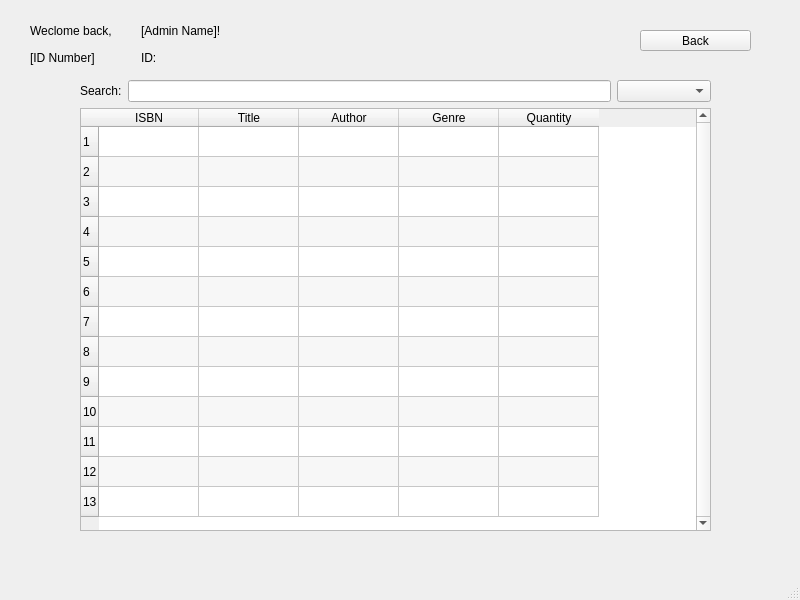
Old version of the form booksearch.ui in the repository apteryxxyz/cs106-a2-client.
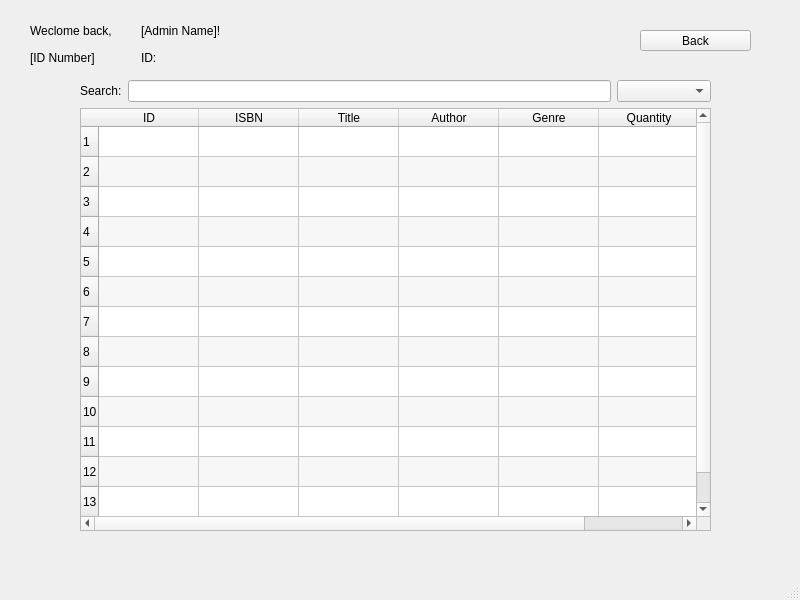
New version of the form.

The edit to the form file:
```diff
--- a/booksearch.ui
+++ b/booksearch.ui
@@ -82,7 +82,7 @@
      </item>
     </layout>
    </widget>
-   <widget class="QWidget" name="">
+   <widget class="QWidget" name="layoutWidget">
     <property name="geometry">
      <rect>
       <x>80</x>
@@ -168,6 +168,9 @@
        <property name="rowCount">
         <number>13</number>
        </property>
+       <property name="columnCount">
+        <number>6</number>
+       </property>
        <attribute name="horizontalHeaderCascadingSectionResizes">
         <bool>false</bool>
        </attribute>
@@ -184,6 +187,11 @@
        <row/>
        <row/>
        <row/>
+       <column>
+        <property name="text">
+         <string>ID</string>
+        </property>
+       </column>
        <column>
         <property name="text">
          <string>ISBN</string>
```
Left out of the diff: 2 changed lines with no effect on the pictures.
